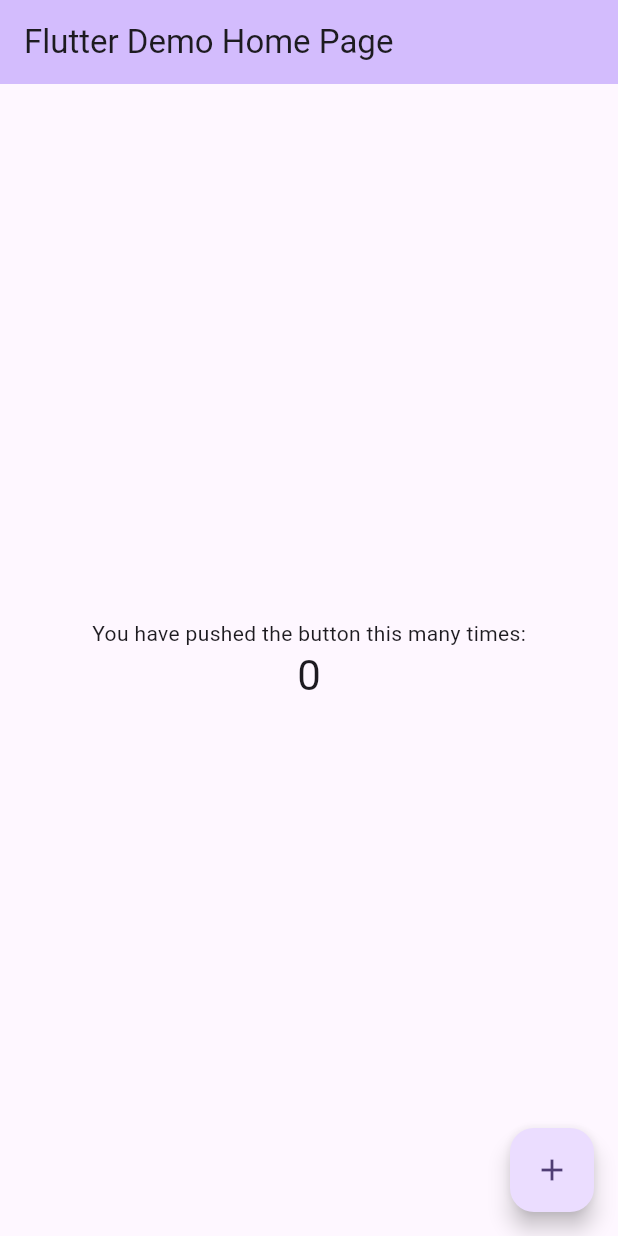
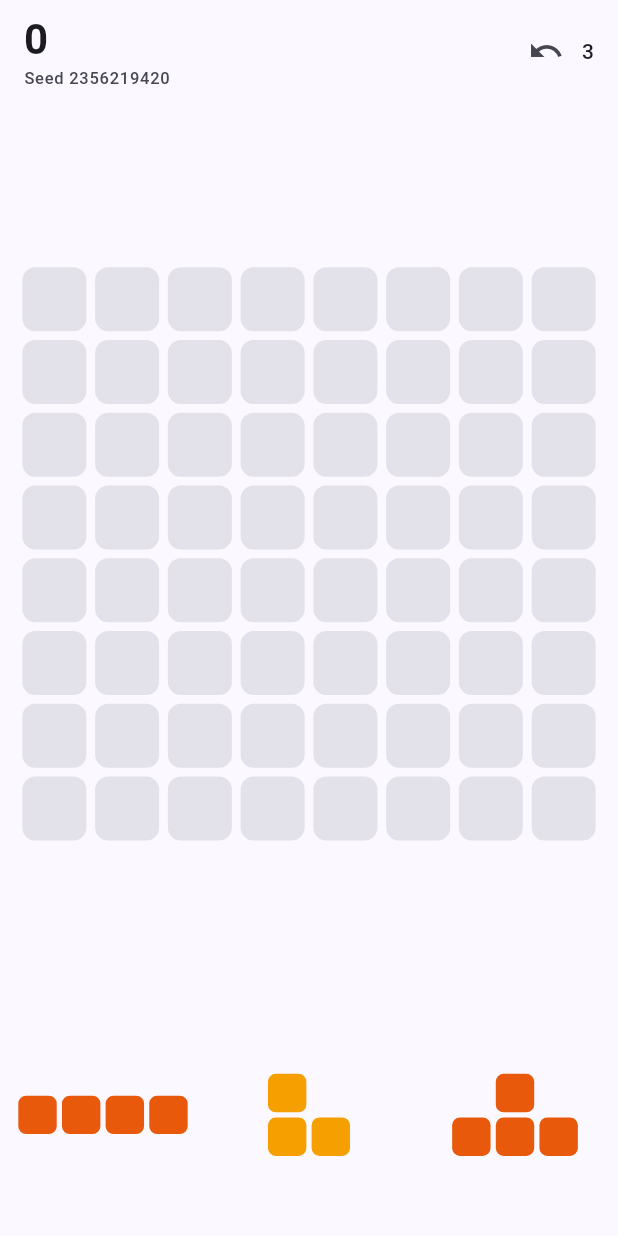
Before and after one commit to Marvinb2802/App, a Flutter app: the screen it shows after launch, on a phone screen of 412 x 824 dp. Run offline on Flutter 3.47's test engine with Material 3 defaults, Android fonts, the phone set to English and light mode, and no system bars; our stand-ins replace flutter_riverpod.

Commit message:
Oberflaeche: Brett, Ablage, Punkteleiste und Drag-and-Drop
- BoardView als Abwurfziel: rechnet die linke obere Ecke des gezogenen Teils
  in ein Feld um und zeigt die Vorschau. Ein unerlaubtes Ziel wird eingefaerbt
  statt verschwiegen.
- PieceTray zieht die Teile in Brettgroesse, damit Vorschau und Ziel
  zusammenpassen. Das Teil schwebt ueber dem Finger und wird nicht verdeckt.
- ScoreBar zeigt Punkte, Combo ab 2, Undo mit Restzahl und den Seed der Runde.
  Der Seed steht sichtbar da, weil eine Runde nachspielbar sein soll.
- Abschlussanzeige mit neuer Runde und "dieselbe Runde noch einmal".
- main.dart und app.dart ersetzen die Vorlage aus flutter create; der
  mitgelieferte Zaehler-Test faellt damit weg.

PieceView macht die ganze Flaeche eines Teils greifbar. Vorher lagen zwischen
den Kacheln Luecken, in denen ein Griff ins Leere ging -- aufgefallen ist das,
weil der Geste-Test das Teil nicht aufnehmen konnte.

92 Tests, flutter analyze ohne Befund. Ein Widget-Test fuehrt die Geste
wirklich aus: aufnehmen, ueber das Brett ziehen, ablegen, Punkte pruefen.

Co-Authored-By: Claude Opus 5 <noreply@anthropic.com>
Claude-Session: https://claude.ai/code/session_01K9PFzftapKBy24cJDHNqsE

```diff
--- /dev/null
+++ b/tessa/lib/app.dart
@@ -0,0 +1,19 @@
+import 'package:flutter/material.dart';
+
+import 'ui/screens/game_screen.dart';
+import 'ui/theme/tessa_theme.dart';
+
+class TessaApp extends StatelessWidget {
+  const TessaApp({super.key});
+
+  @override
+  Widget build(BuildContext context) {
+    return MaterialApp(
+      title: 'Tessa',
+      debugShowCheckedModeBanner: false,
+      theme: tessaTheme(Brightness.light),
+      darkTheme: tessaTheme(Brightness.dark),
+      home: const GameScreen(),
+    );
+  }
+}
--- a/tessa/lib/main.dart
+++ b/tessa/lib/main.dart
@@ -1,122 +1,8 @@
 import 'package:flutter/material.dart';
+import 'package:flutter_riverpod/flutter_riverpod.dart';
+
+import 'app.dart';
 
 void main() {
-  runApp(const MyApp());
+  runApp(const ProviderScope(child: TessaApp()));
 }
-
-class MyApp extends StatelessWidget {
-  const MyApp({super.key});
-
-  // This widget is the root of your application.
-  @override
-  Widget build(BuildContext context) {
-    return MaterialApp(
-      title: 'Flutter Demo',
-      theme: ThemeData(
-        // This is the theme of your application.
-        //
-        // TRY THIS: Try running your application with "flutter run". You'll see
-        // the application has a purple toolbar. Then, without quitting the app,
-        // try changing the seedColor in the colorScheme below to Colors.green
-        // and then invoke "hot reload" (save your changes or press the "hot
-        // reload" button in a Flutter-supported IDE, or press "r" if you used
-        // the command line to start the app).
-        //
-        // Notice that the counter didn't reset back to zero; the application
-        // state is not lost during the reload. To reset the state, use hot
-        // restart instead.
-        //
-        // This works for code too, not just values: Most code changes can be
-        // tested with just a hot reload.
-        colorScheme: .fromSeed(seedColor: Colors.deepPurple),
-      ),
-      home: const MyHomePage(title: 'Flutter Demo Home Page'),
-    );
-  }
-}
-
-class MyHomePage extends StatefulWidget {
-  const MyHomePage({super.key, required this.title});
-
-  // This widget is the home page of your application. It is stateful, meaning
-  // that it has a State object (defined below) that contains fields that affect
-  // how it looks.
-
-  // This class is the configuration for the state. It holds the values (in this
-  // case the title) provided by the parent (in this case the App widget) and
-  // used by the build method of the State. Fields in a Widget subclass are
-  // always marked "final".
-
-  final String title;
-
-  @override
-  State<MyHomePage> createState() => _MyHomePageState();
-}
-
-class _MyHomePageState extends State<MyHomePage> {
-  int _counter = 0;
-
-  void _incrementCounter() {
-    setState(() {
-      // This call to setState tells the Flutter framework that something has
-      // changed in this State, which causes it to rerun the build method below
-      // so that the display can reflect the updated values. If we changed
-      // _counter without calling setState(), then the build method would not be
-      // called again, and so nothing would appear to happen.
-      _counter++;
-    });
-  }
-
-  @override
-  Widget build(BuildContext context) {
-    // This method is rerun every time setState is called, for instance as done
-    // by the _incrementCounter method above.
-    //
-    // The Flutter framework has been optimized to make rerunning build methods
-    // fast, so that you can just rebuild anything that needs updating rather
-    // than having to individually change instances of widgets.
-    return Scaffold(
-      appBar: AppBar(
-        // TRY THIS: Try changing the color here to a specific color (to
-        // Colors.amber, perhaps?) and trigger a hot reload to see the AppBar
-        // change color while the other colors stay the same.
-        backgroundColor: Theme.of(context).colorScheme.inversePrimary,
-        // Here we take the value from the MyHomePage object that was created by
-        // the App.build method, and use it to set our appbar title.
-        title: Text(widget.title),
-      ),
-      body: Center(
-        // Center is a layout widget. It takes a single child and positions it
-        // in the middle of the parent.
-        child: Column(
-          // Column is also a layout widget. It takes a list of children and
-          // arranges them vertically. By default, it sizes itself to fit its
-          // children horizontally, and tries to be as tall as its parent.
-          //
-          // Column has various properties to control how it sizes itself and
-          // how it positions its children. Here we use mainAxisAlignment to
-          // center the children vertically; the main axis here is the vertical
-          // axis because Columns are vertical (the cross axis would be
-          // horizontal).
-          //
-          // TRY THIS: Invoke "debug painting" (choose the "Toggle Debug Paint"
-          // action in the IDE, or press "p" in the console), to see the
-          // wireframe for each widget.
-          mainAxisAlignment: .center,
-          children: [
-            const Text('You have pushed the button this many times:'),
-            Text(
-              '$_counter',
-              style: Theme.of(context).textTheme.headlineMedium,
-            ),
-          ],
-        ),
-      ),
-      floatingActionButton: FloatingActionButton(
-        onPressed: _incrementCounter,
-        tooltip: 'Increment',
-        child: const Icon(Icons.add),
-      ),
-    );
-  }
-}
--- /dev/null
+++ b/tessa/lib/ui/screens/game_screen.dart
@@ -0,0 +1,103 @@
+import 'dart:math' as math;
+
+import 'package:flutter/material.dart';
+import 'package:flutter_riverpod/flutter_riverpod.dart';
+
+import '../../application/providers.dart';
+import '../../domain/model/board.dart';
+import '../widgets/board_view.dart';
+import '../widgets/piece_tray.dart';
+import '../widgets/score_bar.dart';
+
+class GameScreen extends ConsumerWidget {
+  const GameScreen({super.key});
+
+  @override
+  Widget build(BuildContext context, WidgetRef ref) {
+    final isOver = ref.watch(gameControllerProvider).isOver;
+
+    return Scaffold(
+      body: SafeArea(
+        child: LayoutBuilder(
+          builder: (context, constraints) {
+            // Das Brett bekommt die Breite, muss aber der Hand Platz lassen.
+            final side = math.min(
+              constraints.maxWidth - 24,
+              constraints.maxHeight * 0.62,
+            );
+            final cellSize = side / Board.size;
+            return Stack(
+              children: [
+                Column(
+                  children: [
+                    const ScoreBar(),
+                    Expanded(
+                      child: Center(child: BoardView(cellSize: cellSize)),
+                    ),
+                    PieceTray(boardCellSize: cellSize),
+                    const SizedBox(height: 8),
+                  ],
+                ),
+                if (isOver) const _GameOverOverlay(),
+              ],
+            );
+          },
+        ),
+      ),
+    );
+  }
+}
+
+class _GameOverOverlay extends ConsumerWidget {
+  const _GameOverOverlay();
+
+  @override
+  Widget build(BuildContext context, WidgetRef ref) {
+    final state = ref.watch(gameControllerProvider);
+    final controller = ref.read(gameControllerProvider.notifier);
+    final theme = Theme.of(context);
+
+    return Positioned.fill(
+      key: const Key('game-over'),
+      child: ColoredBox(
+        color: theme.colorScheme.scrim.withValues(alpha: 0.6),
+        child: Center(
+          child: Card(
+            margin: const EdgeInsets.all(32),
+            child: Padding(
+              padding: const EdgeInsets.all(24),
+              child: Column(
+                mainAxisSize: MainAxisSize.min,
+                children: [
+                  Text('Runde vorbei', style: theme.textTheme.headlineSmall),
+                  const SizedBox(height: 8),
+                  Text(
+                    '${state.score} Punkte',
+                    style: theme.textTheme.titleLarge,
+                  ),
+                  Text(
+                    'Seed ${state.seed}',
+                    style: theme.textTheme.labelSmall?.copyWith(
+                      color: theme.colorScheme.onSurfaceVariant,
+                    ),
+                  ),
+                  const SizedBox(height: 24),
+                  FilledButton(
+                    key: const Key('new-round'),
+                    onPressed: controller.restart,
+                    child: const Text('Neue Runde'),
+                  ),
+                  TextButton(
+                    key: const Key('replay'),
+                    onPressed: controller.replay,
+                    child: const Text('Dieselbe Runde noch einmal'),
+                  ),
+                ],
+              ),
+            ),
+          ),
+        ),
+      ),
+    );
+  }
+}
--- /dev/null
+++ b/tessa/lib/ui/theme/tessa_theme.dart
@@ -0,0 +1,29 @@
+import 'package:flutter/material.dart';
+
+import '../../domain/model/piece.dart';
+
+ThemeData tessaTheme(Brightness brightness) {
+  final scheme = ColorScheme.fromSeed(
+    seedColor: const Color(0xFF4C6EF5),
+    brightness: brightness,
+  );
+  return ThemeData(colorScheme: scheme, useMaterial3: true);
+}
+
+/// Feste Farben nach Zellenzahl: gleich grosse Teile sehen gleich aus, und die
+/// Hand bleibt auf einen Blick unterscheidbar.
+const List<Color> _pieceColors = [
+  Color(0xFF4C6EF5),
+  Color(0xFF12B886),
+  Color(0xFFF59F00),
+  Color(0xFFE8590C),
+  Color(0xFFAE3EC9),
+];
+
+Color pieceColor(Piece piece) =>
+    _pieceColors[(piece.cellCount - 1) % _pieceColors.length];
+
+/// Radius und Abstand einer Zelle, abhaengig von ihrer Kantenlaenge.
+double cellRadius(double cellSize) => cellSize * 0.18;
+
+double cellInset(double cellSize) => cellSize * 0.06;
--- /dev/null
+++ b/tessa/lib/ui/widgets/board_view.dart
@@ -0,0 +1,105 @@
+import 'package:flutter/material.dart';
+import 'package:flutter_riverpod/flutter_riverpod.dart';
+
+import '../../application/providers.dart';
+import '../../domain/model/board.dart';
+import '../../domain/model/piece.dart';
+import 'cell_tile.dart';
+
+/// Wo der Finger relativ zur linken oberen Ecke des gezogenen Teils liegt.
+///
+/// Das Teil schwebt ueber dem Finger, damit die Hand es nicht verdeckt.
+Offset pieceDragAnchor(Piece piece, double cellSize) => Offset(
+      piece.width * cellSize / 2,
+      piece.height * cellSize + cellSize * 0.6,
+    );
+
+/// Das Spielbrett samt Vorschau und Abwurfziel.
+class BoardView extends ConsumerStatefulWidget {
+  const BoardView({super.key, required this.cellSize});
+
+  final double cellSize;
+
+  @override
+  ConsumerState<BoardView> createState() => _BoardViewState();
+}
+
+class _BoardViewState extends ConsumerState<BoardView> {
+  final GlobalKey _boardKey = GlobalKey();
+
+  /// Rechnet die linke obere Ecke des gezogenen Teils in ein Feld um.
+  void _aimAt(Offset globalTopLeft) {
+    final box = _boardKey.currentContext?.findRenderObject() as RenderBox?;
+    if (box == null) return;
+    final local = box.globalToLocal(globalTopLeft);
+    ref.read(dragControllerProvider.notifier).moveTo(
+          (local.dx / widget.cellSize).round(),
+          (local.dy / widget.cellSize).round(),
+        );
+  }
+
+  @override
+  Widget build(BuildContext context) {
+    final side = widget.cellSize * Board.size;
+    return DragTarget<int>(
+      onWillAcceptWithDetails: (_) => true,
+      onMove: (details) => _aimAt(details.offset),
+      onLeave: (_) => ref.read(dragControllerProvider.notifier).leaveBoard(),
+      onAcceptWithDetails: (details) {
+        _aimAt(details.offset);
+        ref.read(dragControllerProvider.notifier).drop();
+      },
+      builder: (context, _, _) => SizedBox(
+        key: _boardKey,
+        width: side,
+        height: side,
+        child: Stack(children: [_grid(context), ..._preview(context)]),
+      ),
+    );
+  }
+
+  Widget _grid(BuildContext context) {
+    final board = ref.watch(gameControllerProvider).board;
+    final scheme = Theme.of(context).colorScheme;
+    return Stack(
+      children: [
+        for (var y = 0; y < Board.size; y++)
+          for (var x = 0; x < Board.size; x++)
+            Positioned(
+              left: x * widget.cellSize,
+              top: y * widget.cellSize,
+              child: CellTile(
+                size: widget.cellSize,
+                color: board.isFilled(x, y)
+                    ? scheme.primary
+                    : scheme.surfaceContainerHighest,
+              ),
+            ),
+      ],
+    );
+  }
+
+  /// Zeigt, wo das Teil landen wuerde — und faerbt einen unerlaubten Zug ein,
+  /// statt ihn einfach nicht anzuzeigen.
+  List<Widget> _preview(BuildContext context) {
+    final preview = ref.watch(dragPreviewProvider);
+    if (!preview.isActive) return const [];
+    final scheme = Theme.of(context).colorScheme;
+    final color = preview.isValid
+        ? scheme.primary.withValues(alpha: 0.55)
+        : scheme.error.withValues(alpha: 0.45);
+    return [
+      for (final cell in preview.cells)
+        if (Board.isInside(cell.x, cell.y))
+          Positioned(
+            left: cell.x * widget.cellSize,
+            top: cell.y * widget.cellSize,
+            child: CellTile(
+              size: widget.cellSize,
+              color: color,
+              border: scheme.onSurface.withValues(alpha: 0.35),
+            ),
+          ),
+    ];
+  }
+}
--- /dev/null
+++ b/tessa/lib/ui/widgets/cell_tile.dart
@@ -0,0 +1,33 @@
+import 'package:flutter/material.dart';
+
+import '../theme/tessa_theme.dart';
+
+/// Ein einzelnes Feld — auf dem Brett wie in der Hand.
+class CellTile extends StatelessWidget {
+  const CellTile({
+    super.key,
+    required this.size,
+    required this.color,
+    this.border,
+  });
+
+  final double size;
+  final Color color;
+  final Color? border;
+
+  @override
+  Widget build(BuildContext context) {
+    return Container(
+      width: size,
+      height: size,
+      padding: EdgeInsets.all(cellInset(size)),
+      child: DecoratedBox(
+        decoration: BoxDecoration(
+          color: color,
+          borderRadius: BorderRadius.circular(cellRadius(size)),
+          border: border == null ? null : Border.all(color: border!, width: 1.5),
+        ),
+      ),
+    );
+  }
+}
--- /dev/null
+++ b/tessa/lib/ui/widgets/piece_tray.dart
@@ -0,0 +1,78 @@
+import 'package:flutter/material.dart';
+import 'package:flutter_riverpod/flutter_riverpod.dart';
+
+import '../../application/providers.dart';
+import '../../domain/model/hand.dart';
+import '../theme/tessa_theme.dart';
+import 'board_view.dart';
+import 'piece_view.dart';
+
+/// Die drei Teile in der Hand. Nachschub kommt erst, wenn alle drei liegen.
+class PieceTray extends ConsumerWidget {
+  const PieceTray({super.key, required this.boardCellSize});
+
+  /// Die Kantenlaenge eines Bretts-Feldes; das gezogene Teil wird in dieser
+  /// Groesse dargestellt, damit die Vorschau zum Ziel passt.
+  final double boardCellSize;
+
+  @override
+  Widget build(BuildContext context, WidgetRef ref) {
+    final hand = ref.watch(gameControllerProvider).hand;
+    final trayCellSize = boardCellSize * 0.6;
+    return SizedBox(
+      height: trayCellSize * 5,
+      child: Row(
+        mainAxisAlignment: MainAxisAlignment.spaceEvenly,
+        children: [
+          for (var slot = 0; slot < Hand.slotCount; slot++)
+            Expanded(
+              child: Center(
+                child: _slot(context, ref, hand, slot, trayCellSize),
+              ),
+            ),
+        ],
+      ),
+    );
+  }
+
+  Widget _slot(
+    BuildContext context,
+    WidgetRef ref,
+    Hand hand,
+    int slot,
+    double trayCellSize,
+  ) {
+    final piece = hand.pieceAt(slot);
+    if (piece == null) {
+      return SizedBox(
+        key: Key('tray-empty-$slot'),
+        width: trayCellSize * 2,
+        height: trayCellSize * 2,
+        child: DecoratedBox(
+          decoration: BoxDecoration(
+            borderRadius: BorderRadius.circular(cellRadius(trayCellSize)),
+            border: Border.all(
+              color: Theme.of(context).colorScheme.outlineVariant,
+            ),
+          ),
+        ),
+      );
+    }
+
+    final drag = ref.read(dragControllerProvider.notifier);
+    return Draggable<int>(
+      key: Key('tray-$slot'),
+      data: slot,
+      dragAnchorStrategy: (_, _, _) => pieceDragAnchor(piece, boardCellSize),
+      feedback: PieceView(piece: piece, cellSize: boardCellSize),
+      childWhenDragging:
+          PieceView(piece: piece, cellSize: trayCellSize, opacity: 0.25),
+      onDragStarted: () => drag.start(slot),
+      onDragEnd: (details) {
+        if (!details.wasAccepted) drag.cancel();
+      },
+      onDraggableCanceled: (_, _) => drag.cancel(),
+      child: PieceView(piece: piece, cellSize: trayCellSize),
+    );
+  }
+}
--- /dev/null
+++ b/tessa/lib/ui/widgets/piece_view.dart
@@ -0,0 +1,44 @@
+import 'package:flutter/material.dart';
+
+import '../../domain/model/piece.dart';
+import '../theme/tessa_theme.dart';
+import 'cell_tile.dart';
+
+/// Stellt ein Teil in seiner eigenen Groesse dar.
+class PieceView extends StatelessWidget {
+  const PieceView({
+    super.key,
+    required this.piece,
+    required this.cellSize,
+    this.opacity = 1,
+  });
+
+  final Piece piece;
+  final double cellSize;
+  final double opacity;
+
+  @override
+  Widget build(BuildContext context) {
+    final color = pieceColor(piece);
+    return Opacity(
+      opacity: opacity,
+      child: SizedBox(
+        width: piece.width * cellSize,
+        height: piece.height * cellSize,
+        child: Stack(
+          children: [
+            // Fasst die ganze Flaeche des Teils an, nicht nur die Kacheln:
+            // sonst greift ein Finger in der Luecke dazwischen ins Leere.
+            const Positioned.fill(child: ColoredBox(color: Colors.transparent)),
+            for (final cell in piece.cells)
+              Positioned(
+                left: cell.x * cellSize,
+                top: cell.y * cellSize,
+                child: CellTile(size: cellSize, color: color),
+              ),
+          ],
+        ),
+      ),
+    );
+  }
+}
--- /dev/null
+++ b/tessa/lib/ui/widgets/score_bar.dart
@@ -0,0 +1,69 @@
+import 'package:flutter/material.dart';
+import 'package:flutter_riverpod/flutter_riverpod.dart';
+
+import '../../application/providers.dart';
+
+/// Punkte, Combo, Undo — und der Seed der Runde.
+///
+/// Der Seed steht bewusst sichtbar da: eine Runde soll nachspielbar und
+/// ueberpruefbar sein (siehe Fairness-Garantie in CLAUDE.md).
+class ScoreBar extends ConsumerWidget {
+  const ScoreBar({super.key});
+
+  @override
+  Widget build(BuildContext context, WidgetRef ref) {
+    final state = ref.watch(gameControllerProvider);
+    final theme = Theme.of(context);
+
+    return Padding(
+      padding: const EdgeInsets.symmetric(horizontal: 16, vertical: 8),
+      child: Row(
+        crossAxisAlignment: CrossAxisAlignment.center,
+        children: [
+          Column(
+            crossAxisAlignment: CrossAxisAlignment.start,
+            mainAxisSize: MainAxisSize.min,
+            children: [
+              Text(
+                '${state.score}',
+                key: const Key('score'),
+                style: theme.textTheme.headlineMedium
+                    ?.copyWith(fontWeight: FontWeight.w700),
+              ),
+              Text(
+                'Seed ${state.seed}',
+                key: const Key('seed'),
+                style: theme.textTheme.labelSmall?.copyWith(
+                  color: theme.colorScheme.onSurfaceVariant,
+                ),
+              ),
+            ],
+          ),
+          const Spacer(),
+          if (state.combo > 1)
+            Padding(
+              padding: const EdgeInsets.only(right: 8),
+              child: Chip(
+                key: const Key('combo'),
+                label: Text('Combo ${state.combo}'),
+                visualDensity: VisualDensity.compact,
+              ),
+            ),
+          IconButton(
+            key: const Key('undo'),
+            onPressed: state.canUndo
+                ? () => ref.read(gameControllerProvider.notifier).undo()
+                : null,
+            icon: const Icon(Icons.undo),
+            tooltip: 'Zug zurueck (${state.undosLeft} uebrig)',
+          ),
+          Text(
+            '${state.undosLeft}',
+            key: const Key('undos-left'),
+            style: theme.textTheme.labelLarge,
+          ),
+        ],
+      ),
+    );
+  }
+}
```
Also changed, not shown: 3 other files.
